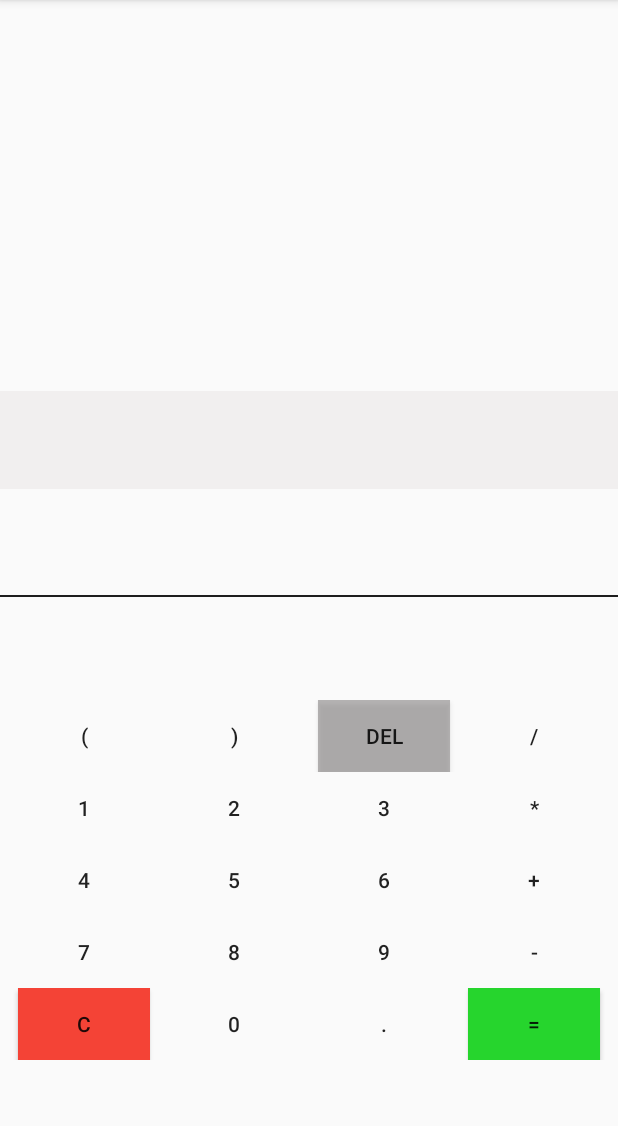
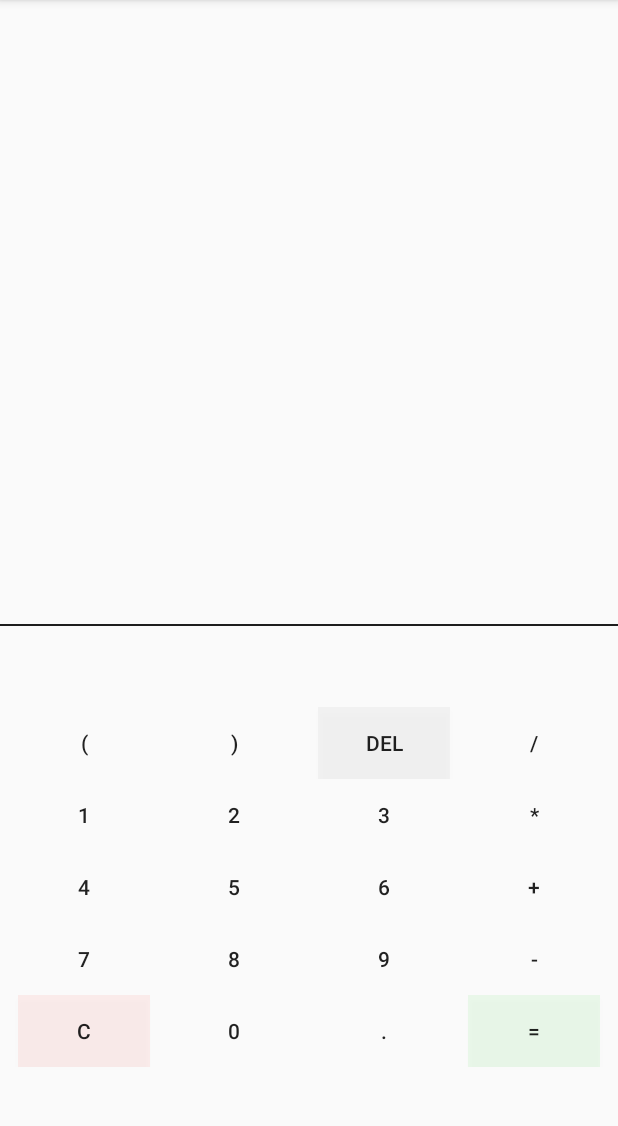
Before and after one commit to Ismalf/Calculadora_Martinez_Sanipatin, an Android app: the screen it shows after launch (MainActivity), on a phone screen of 412 x 824 dp, the part 84-1210 px from its top. Run offline under Robolectric (Android 15) with nearby library versions, the phone set to English and light mode, and no system bars.

Commit message:
fix bug in delete action

```diff
--- a/app/src/main/res/layout/activity_main.xml
+++ b/app/src/main/res/layout/activity_main.xml
@@ -9,7 +9,7 @@
     <TextView
         android:id="@+id/results"
         android:layout_width="0dp"
-        android:layout_height="235dp"
+        android:layout_height="207dp"
         android:layout_marginBottom="13dp"
         android:background="#00424242"
         android:gravity="bottom|end"
@@ -24,15 +24,14 @@
     <TextView
         android:id="@+id/input"
         android:layout_width="0dp"
-        android:layout_height="65dp"
+        android:layout_height="wrap_content"
         android:layout_marginTop="3dp"
-        android:layout_marginBottom="136dp"
-        android:background="#9EECE9E9"
+        android:background="#00ECE9E9"
         android:gravity="end"
         android:orientation="vertical"
         android:textColor="#000000"
         android:textSize="30sp"
-        app:layout_constraintBottom_toTopOf="@+id/tableLayout"
+        app:layout_constraintBottom_toTopOf="@+id/divider"
         app:layout_constraintEnd_toEndOf="parent"
         app:layout_constraintHorizontal_bias="0.0"
         app:layout_constraintStart_toStartOf="parent"
@@ -42,8 +41,6 @@
         android:id="@+id/divider"
         android:layout_width="0dp"
         android:layout_height="1dp"
-        android:layout_marginTop="15dp"
-        android:layout_marginBottom="9dp"
         android:background="#1D1D1D"
         app:layout_constraintBottom_toTopOf="@+id/tableLayout"
         app:layout_constraintEnd_toEndOf="parent"
@@ -103,9 +100,10 @@
 
             <Button
                 android:id="@+id/backspace"
+                style="@style/Widget.AppCompat.Button.Borderless"
                 android:layout_width="wrap_content"
                 android:layout_height="wrap_content"
-                android:background="#9E8E8C8C"
+                android:background="#148E8C8C"
                 android:elevation="3.0dp"
                 android:ellipsize="none"
                 android:hapticFeedbackEnabled="true"
@@ -344,7 +342,7 @@
                 android:id="@+id/clear"
                 android:layout_width="wrap_content"
                 android:layout_height="wrap_content"
-                android:background="#F44336"
+                android:background="#14F44336"
                 android:onClick="clearInput"
                 android:text="C" />
 
@@ -383,7 +381,7 @@
                 android:id="@+id/calculate"
                 android:layout_width="wrap_content"
                 android:layout_height="wrap_content"
-                android:background="#26D52D"
+                android:background="#1426D52D"
                 android:elevation="3.0dp"
                 android:ellipsize="none"
                 android:hapticFeedbackEnabled="true"
```
Also changed, not shown: app/src/main/java/com/example/calculadora_martinez_sanipatin/MainActivity.java (+12 -1 lines).
